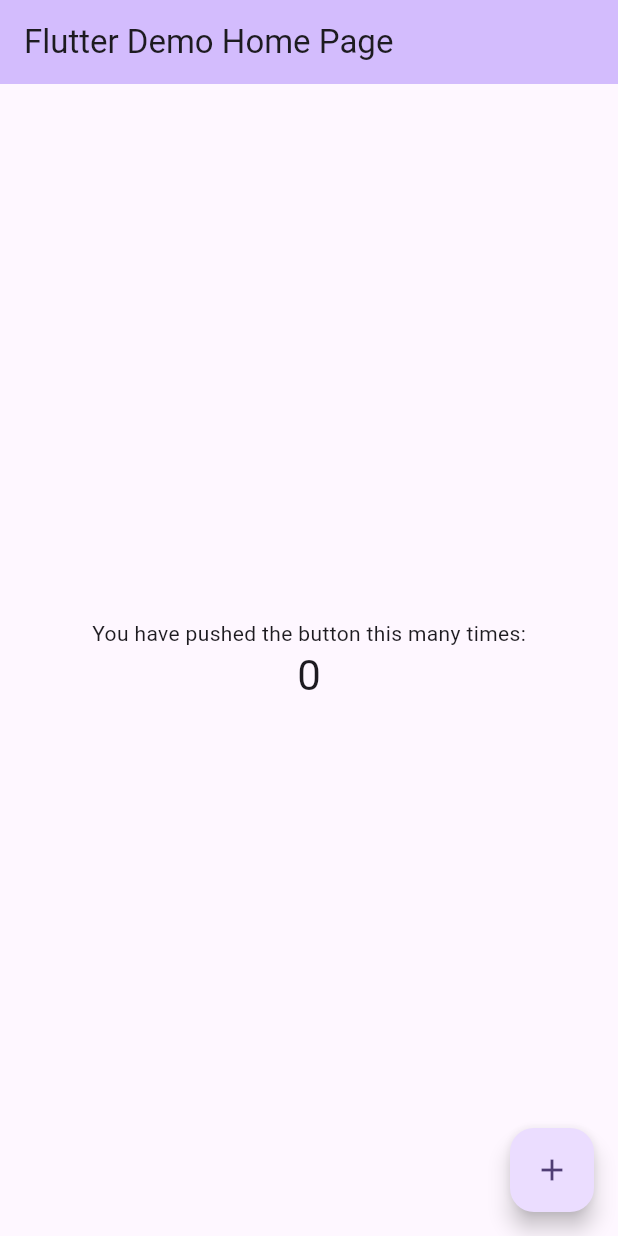
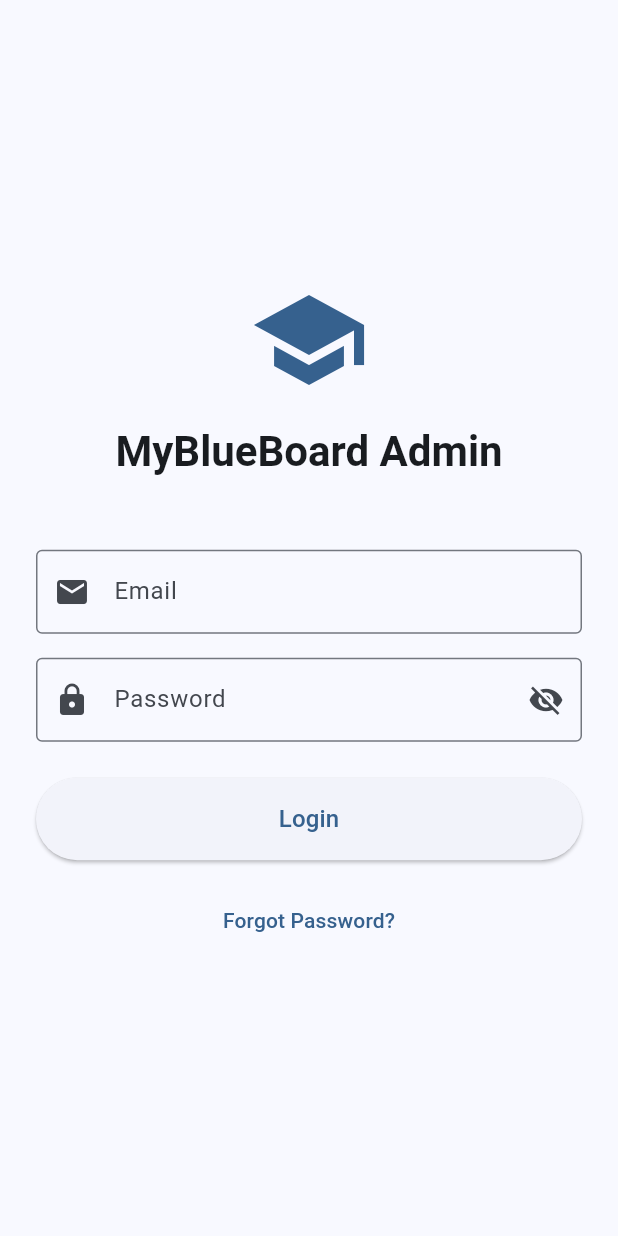
Before and after one commit to odie907665/myblueboard-admin, a Flutter app: the screen it shows after launch, on a phone screen of 412 x 824 dp. Run offline on Flutter 3.47's test engine with Material 3 defaults, Android fonts, the phone set to English and light mode, and no system bars; our stand-ins replace flutter_secure_storage.

Commit message:
Integrate Flutter app with Django admin API - complete login flow

```diff
--- /dev/null
+++ b/lib/config/api_config.dart
@@ -0,0 +1,11 @@
+class ApiConfig {
+  // Change this to your actual backend URL
+  static const String baseUrl = 'http://localhost:8000';  // For local dev
+  // static const String baseUrl = 'https://myblueboard.com';  // For production
+
+  // Admin API endpoints
+  static const String adminApiBase = '$baseUrl/api/admin';
+  static const String loginEndpoint = '$adminApiBase/auth/login/';
+  static const String logoutEndpoint = '$adminApiBase/auth/logout/';
+  static const String profileEndpoint = '$adminApiBase/auth/profile/';
+}
--- a/lib/main.dart
+++ b/lib/main.dart
@@ -1,4 +1,6 @@
 import 'package:flutter/material.dart';
+import 'package:provider/provider.dart';
+import 'providers/auth_provider.dart';
 
 void main() {
   runApp(const MyApp());
@@ -7,116 +9,191 @@ void main() {
 class MyApp extends StatelessWidget {
   const MyApp({super.key});
 
-  // This widget is the root of your application.
   @override
   Widget build(BuildContext context) {
-    return MaterialApp(
-      title: 'Flutter Demo',
+    return ChangeNotifierProvider(
+      create: (_) => AuthProvider(),
+      child: MaterialApp(
+        title: 'MyBlueBoard Admin',
         theme: ThemeData(
-        // This is the theme of your application.
-        //
-        // TRY THIS: Try running your application with "flutter run". You'll see
-        // the application has a purple toolbar. Then, without quitting the app,
-        // try changing the seedColor in the colorScheme below to Colors.green
-        // and then invoke "hot reload" (save your changes or press the "hot
-        // reload" button in a Flutter-supported IDE, or press "r" if you used
-        // the command line to start the app).
-        //
-        // Notice that the counter didn't reset back to zero; the application
-        // state is not lost during the reload. To reset the state, use hot
-        // restart instead.
-        //
-        // This works for code too, not just values: Most code changes can be
-        // tested with just a hot reload.
-        colorScheme: .fromSeed(seedColor: Colors.deepPurple),
+          colorScheme: ColorScheme.fromSeed(seedColor: Colors.blue),
+          useMaterial3: true,
         ),
-      home: const MyHomePage(title: 'Flutter Demo Home Page'),
+        home: const LoginPage(),
+      ),
     );
   }
 }
 
-class MyHomePage extends StatefulWidget {
-  const MyHomePage({super.key, required this.title});
-
-  // This widget is the home page of your application. It is stateful, meaning
-  // that it has a State object (defined below) that contains fields that affect
-  // how it looks.
-
-  // This class is the configuration for the state. It holds the values (in this
-  // case the title) provided by the parent (in this case the App widget) and
-  // used by the build method of the State. Fields in a Widget subclass are
-  // always marked "final".
-
-  final String title;
+class LoginPage extends StatefulWidget {
+  const LoginPage({super.key});
 
   @override
-  State<MyHomePage> createState() => _MyHomePageState();
+  State<LoginPage> createState() => _LoginPageState();
 }
 
-class _MyHomePageState extends State<MyHomePage> {
-  int _counter = 0;
+class _LoginPageState extends State<LoginPage> {
+  final _formKey = GlobalKey<FormState>();
+  final _emailController = TextEditingController();
+  final _passwordController = TextEditingController();
+  bool _isPasswordVisible = false;
 
-  void _incrementCounter() {
-    setState(() {
-      // This call to setState tells the Flutter framework that something has
-      // changed in this State, which causes it to rerun the build method below
-      // so that the display can reflect the updated values. If we changed
-      // _counter without calling setState(), then the build method would not be
-      // called again, and so nothing would appear to happen.
-      _counter++;
-    });
+  @override
+  void dispose() {
+    _emailController.dispose();
+    _passwordController.dispose();
+    super.dispose();
+  }
+
+  Future<void> _handleLogin() async {
+    if (_formKey.currentState!.validate()) {
+      final authProvider = Provider.of<AuthProvider>(context, listen: false);
+
+      await authProvider.login(
+        _emailController.text,
+        _passwordController.text,
+      );
+
+      if (mounted) {
+        if (authProvider.isAuthenticated) {
+          ScaffoldMessenger.of(context).showSnackBar(
+            const SnackBar(content: Text('Login successful!')),
+          );
+          // TODO: Navigate to home screen
+        } else if (authProvider.error != null) {
+          ScaffoldMessenger.of(context).showSnackBar(
+            SnackBar(
+              content: Text(authProvider.error!),
+              backgroundColor: Colors.red,
+            ),
+          );
+        }
+      }
+    }
   }
 
   @override
   Widget build(BuildContext context) {
-    // This method is rerun every time setState is called, for instance as done
-    // by the _incrementCounter method above.
-    //
-    // The Flutter framework has been optimized to make rerunning build methods
-    // fast, so that you can just rebuild anything that needs updating rather
-    // than having to individually change instances of widgets.
+    return Consumer<AuthProvider>(
+      builder: (context, authProvider, child) {
         return Scaffold(
-      appBar: AppBar(
-        // TRY THIS: Try changing the color here to a specific color (to
-        // Colors.amber, perhaps?) and trigger a hot reload to see the AppBar
-        // change color while the other colors stay the same.
-        backgroundColor: Theme.of(context).colorScheme.inversePrimary,
-        // Here we take the value from the MyHomePage object that was created by
-        // the App.build method, and use it to set our appbar title.
-        title: Text(widget.title),
+          body: Center(
+            child: SingleChildScrollView(
+              padding: const EdgeInsets.all(24.0),
+              child: ConstrainedBox(
+                constraints: const BoxConstraints(maxWidth: 400),
+                child: Form(
+                  key: _formKey,
+                  child: Column(
+                    mainAxisAlignment: MainAxisAlignment.center,
+                    crossAxisAlignment: CrossAxisAlignment.stretch,
+                    children: [
+                      // Logo/Title
+                      Icon(
+                        Icons.school,
+                        size: 80,
+                        color: Theme.of(context).colorScheme.primary,
                       ),
-      body: Center(
-        // Center is a layout widget. It takes a single child and positions it
-        // in the middle of the parent.
-        child: Column(
-          // Column is also a layout widget. It takes a list of children and
-          // arranges them vertically. By default, it sizes itself to fit its
-          // children horizontally, and tries to be as tall as its parent.
-          //
-          // Column has various properties to control how it sizes itself and
-          // how it positions its children. Here we use mainAxisAlignment to
-          // center the children vertically; the main axis here is the vertical
-          // axis because Columns are vertical (the cross axis would be
-          // horizontal).
-          //
-          // TRY THIS: Invoke "debug painting" (choose the "Toggle Debug Paint"
-          // action in the IDE, or press "p" in the console), to see the
-          // wireframe for each widget.
-          mainAxisAlignment: .center,
-          children: [
-            const Text('You have pushed the button this many times:'),
+                      const SizedBox(height: 16),
                       Text(
-              '$_counter',
-              style: Theme.of(context).textTheme.headlineMedium,
+                        'MyBlueBoard Admin',
+                        style: Theme.of(context).textTheme.headlineMedium?.copyWith(
+                              fontWeight: FontWeight.bold,
+                            ),
+                        textAlign: TextAlign.center,
+                      ),
+                      const SizedBox(height: 48),
+
+                      // Email Field
+                      TextFormField(
+                        controller: _emailController,
+                        keyboardType: TextInputType.emailAddress,
+                        decoration: const InputDecoration(
+                          labelText: 'Email',
+                          prefixIcon: Icon(Icons.email),
+                          border: OutlineInputBorder(),
+                        ),
+                        validator: (value) {
+                          if (value == null || value.isEmpty) {
+                            return 'Please enter your email';
+                          }
+                          if (!value.contains('@')) {
+                            return 'Please enter a valid email';
+                          }
+                          return null;
+                        },
+                      ),
+                      const SizedBox(height: 16),
+
+                      // Password Field
+                      TextFormField(
+                        controller: _passwordController,
+                        obscureText: !_isPasswordVisible,
+                        decoration: InputDecoration(
+                          labelText: 'Password',
+                          prefixIcon: const Icon(Icons.lock),
+                          suffixIcon: IconButton(
+                            icon: Icon(
+                              _isPasswordVisible
+                                  ? Icons.visibility
+                                  : Icons.visibility_off,
+                            ),
+                            onPressed: () {
+                              setState(() {
+                                _isPasswordVisible = !_isPasswordVisible;
+                              });
+                            },
+                          ),
+                          border: const OutlineInputBorder(),
+                        ),
+                        validator: (value) {
+                          if (value == null || value.isEmpty) {
+                            return 'Please enter your password';
+                          }
+                          if (value.length < 6) {
+                            return 'Password must be at least 6 characters';
+                          }
+                          return null;
+                        },
+                      ),
+                      const SizedBox(height: 24),
+
+                      // Login Button
+                      ElevatedButton(
+                        onPressed: authProvider.isLoading ? null : _handleLogin,
+                        style: ElevatedButton.styleFrom(
+                          padding: const EdgeInsets.symmetric(vertical: 16),
+                        ),
+                        child: authProvider.isLoading
+                            ? const SizedBox(
+                                height: 20,
+                                width: 20,
+                                child: CircularProgressIndicator(
+                                  strokeWidth: 2,
+                                ),
+                              )
+                            : const Text(
+                                'Login',
+                                style: TextStyle(fontSize: 16),
+                              ),
+                      ),
+                      const SizedBox(height: 16),
+
+                      // Forgot Password
+                      TextButton(
+                        onPressed: () {
+                          // TODO: Implement forgot password
+                        },
+                        child: const Text('Forgot Password?'),
                       ),
                     ],
                   ),
                 ),
-      floatingActionButton: FloatingActionButton(
-        onPressed: _incrementCounter,
-        tooltip: 'Increment',
-        child: const Icon(Icons.add),
               ),
+            ),
+          ),
+        );
+      },
     );
   }
 }
```
Also changed, not shown: lib/providers/auth_provider.dart (added, +85 -0 lines), lib/services/api_service.dart (added, +95 -0 lines), pubspec.yaml (+9 -0 lines), pubspec.lock, 8 other files. Lines whose indentation alone changed are shown as unchanged.
